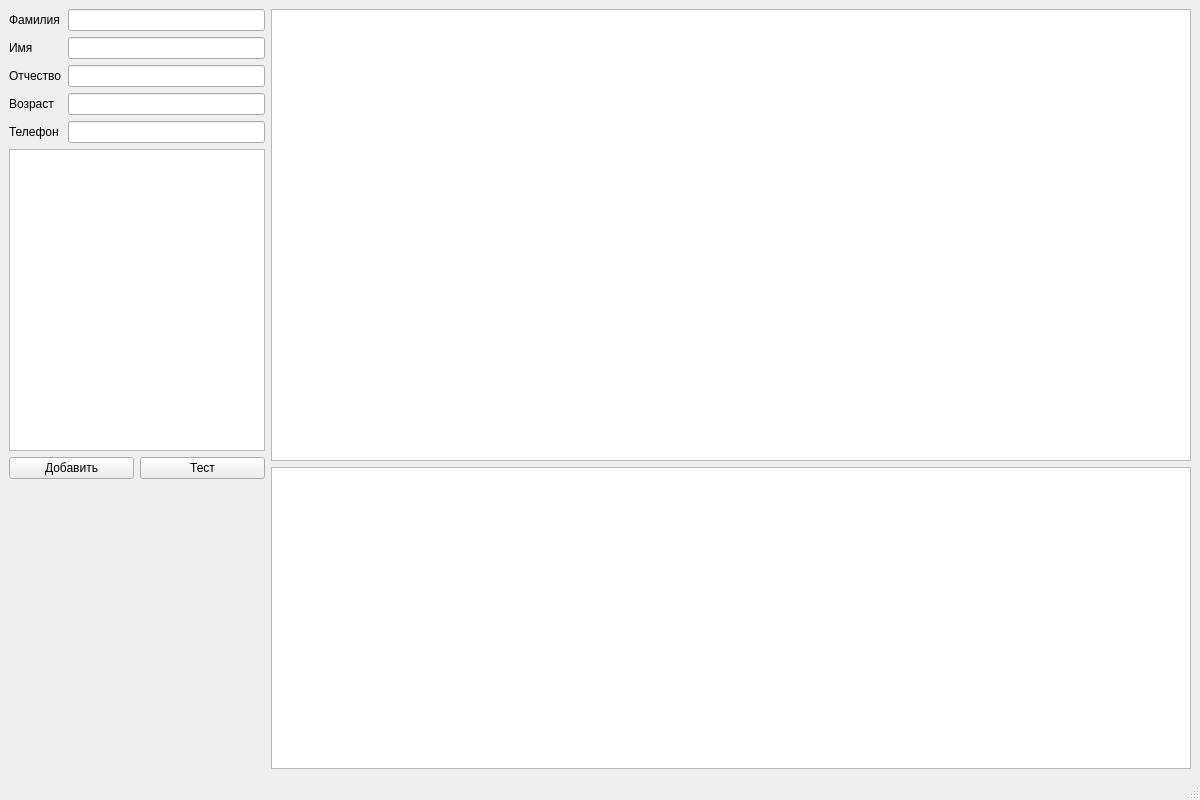
First picture: the form in PeopleBaza/mainwindow.ui, repository piza0-0/BankRegister, before the edit.
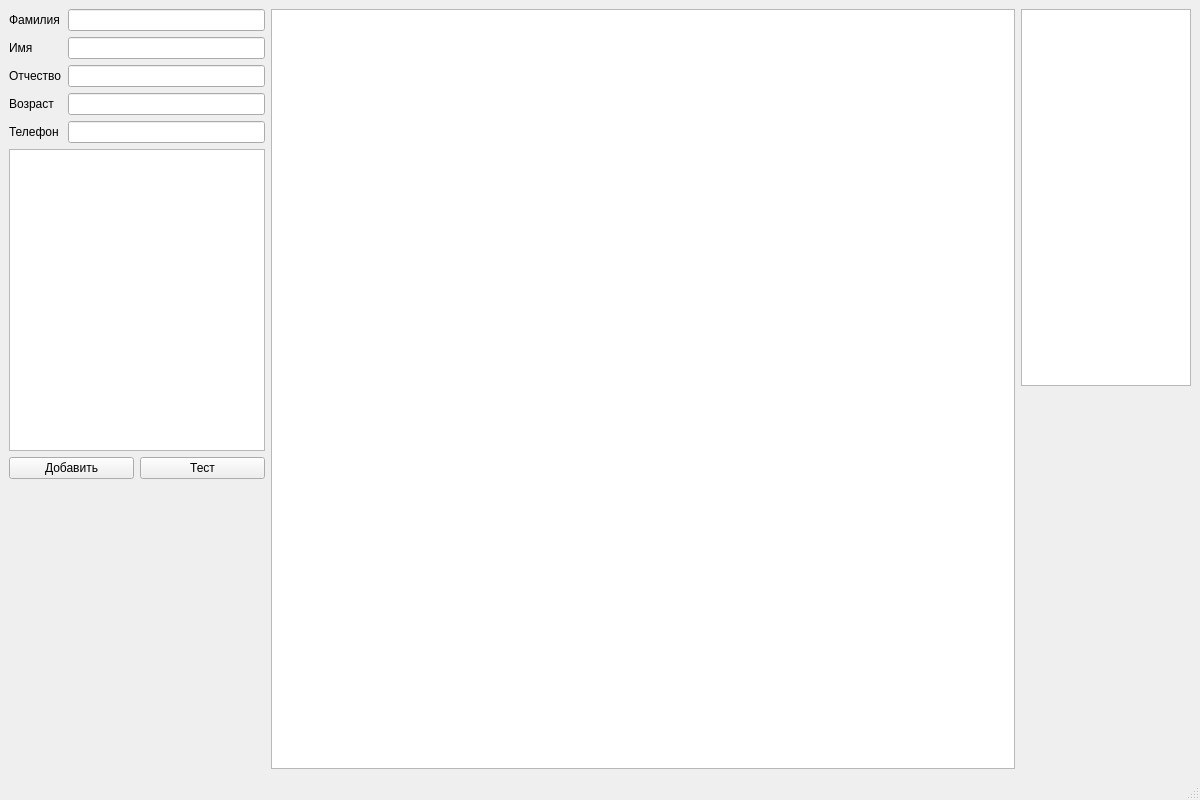
Second picture: the form after the edit.

Commit message: Изменение дизайна приложения

The edit to the form file:
```diff
--- a/PeopleBaza/mainwindow.ui
+++ b/PeopleBaza/mainwindow.ui
@@ -32,8 +32,36 @@
    <string>MainWindow</string>
   </property>
   <widget class="QWidget" name="centralwidget">
-   <layout class="QHBoxLayout" name="horizontalLayout_2">
-    <item>
+   <layout class="QGridLayout" name="gridLayout_2">
+    <item row="0" column="1" rowspan="2" colspan="2">
+     <widget class="QTableWidget" name="tw_personList">
+      <property name="sizePolicy">
+       <sizepolicy hsizetype="Fixed" vsizetype="Fixed">
+        <horstretch>30</horstretch>
+        <verstretch>60</verstretch>
+       </sizepolicy>
+      </property>
+      <property name="minimumSize">
+       <size>
+        <width>610</width>
+        <height>0</height>
+       </size>
+      </property>
+      <property name="maximumSize">
+       <size>
+        <width>800</width>
+        <height>800</height>
+       </size>
+      </property>
+      <property name="baseSize">
+       <size>
+        <width>500</width>
+        <height>500</height>
+       </size>
+      </property>
+     </widget>
+    </item>
+    <item row="0" column="0" rowspan="2">
      <layout class="QVBoxLayout" name="verticalLayout_3">
       <item>
        <layout class="QVBoxLayout" name="verticalLayout">
@@ -198,35 +226,27 @@
       </item>
      </layout>
     </item>
-    <item>
-     <layout class="QVBoxLayout" name="verticalLayout_2">
-      <item>
-       <widget class="QTableWidget" name="tw_personList">
-        <property name="sizePolicy">
-         <sizepolicy hsizetype="Preferred" vsizetype="Preferred">
-          <horstretch>30</horstretch>
-          <verstretch>60</verstretch>
-         </sizepolicy>
-        </property>
-        <property name="baseSize">
-         <size>
-          <width>500</width>
-          <height>500</height>
-         </size>
-        </property>
-       </widget>
-      </item>
-      <item>
-       <widget class="QListWidget" name="lw_bankList">
-        <property name="sizePolicy">
-         <sizepolicy hsizetype="Expanding" vsizetype="Preferred">
-          <horstretch>60</horstretch>
-          <verstretch>40</verstretch>
-         </sizepolicy>
-        </property>
-       </widget>
-      </item>
-     </layout>
+    <item row="0" column="3">
+     <widget class="QListWidget" name="lw_bankList">
+      <property name="sizePolicy">
+       <sizepolicy hsizetype="Fixed" vsizetype="Fixed">
+        <horstretch>60</horstretch>
+        <verstretch>40</verstretch>
+       </sizepolicy>
+      </property>
+      <property name="minimumSize">
+       <size>
+        <width>150</width>
+        <height>0</height>
+       </size>
+      </property>
+      <property name="maximumSize">
+       <size>
+        <width>170</width>
+        <height>400</height>
+       </size>
+      </property>
+     </widget>
     </item>
    </layout>
   </widget>
```
Left out of the diff: 2 changed lines with no effect on the pictures. The commit also changes 2 other files.
